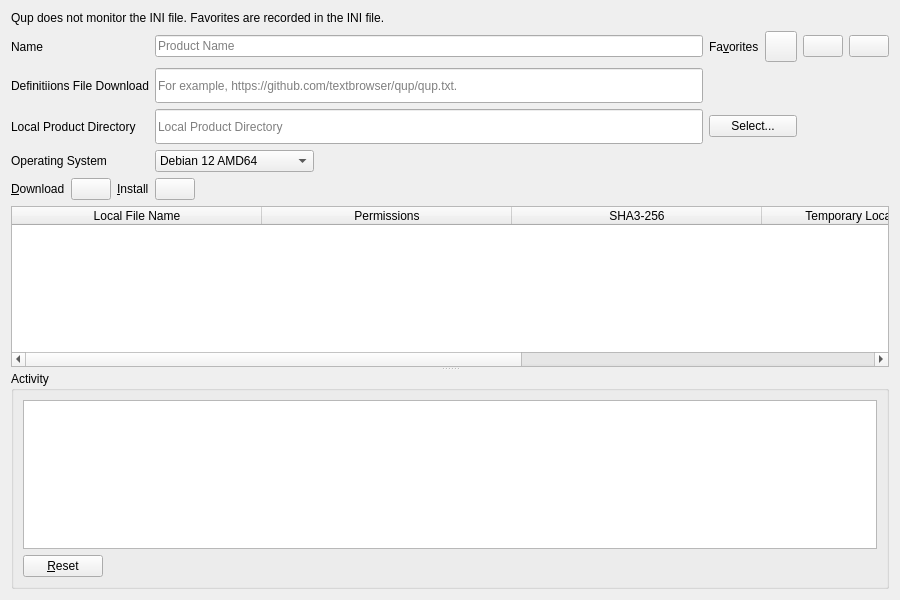
This is ui/qup_page.ui in textbrowser/qup as Qt 5 draws it before an edit. The edited form follows.
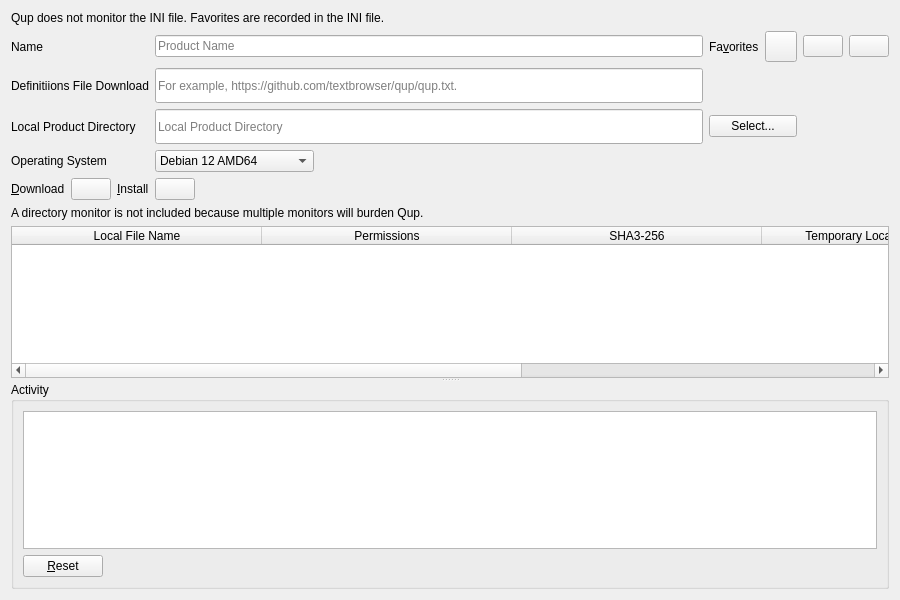
This is the edited form. Icons and pictures are not drawn.

Commit message: Close pages. Fewer file-system queries.

```diff
--- a/ui/qup_page.ui
+++ b/ui/qup_page.ui
@@ -313,6 +313,13 @@
      </item>
     </layout>
    </item>
+   <item>
+    <widget class="QLabel" name="label_9">
+     <property name="text">
+      <string>A directory monitor is not included because multiple monitors will burden Qup.</string>
+     </property>
+    </widget>
+   </item>
    <item>
     <widget class="QSplitter" name="splitter">
      <property name="orientation">
@@ -334,6 +341,9 @@
       <property name="sortingEnabled">
        <bool>true</bool>
       </property>
+      <attribute name="horizontalHeaderMinimumSectionSize">
+       <number>200</number>
+      </attribute>
       <attribute name="horizontalHeaderDefaultSectionSize">
        <number>250</number>
       </attribute>
```
Left out of the diff: 5 changed lines with no effect on the pictures. The commit also changes 5 other files.
